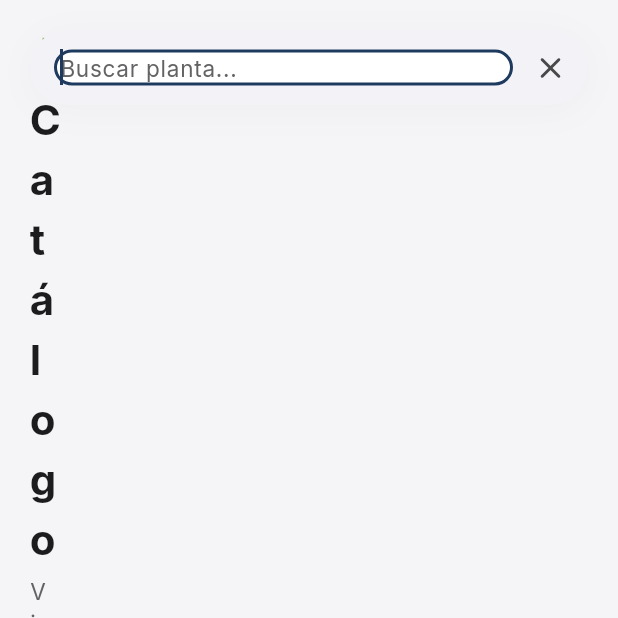
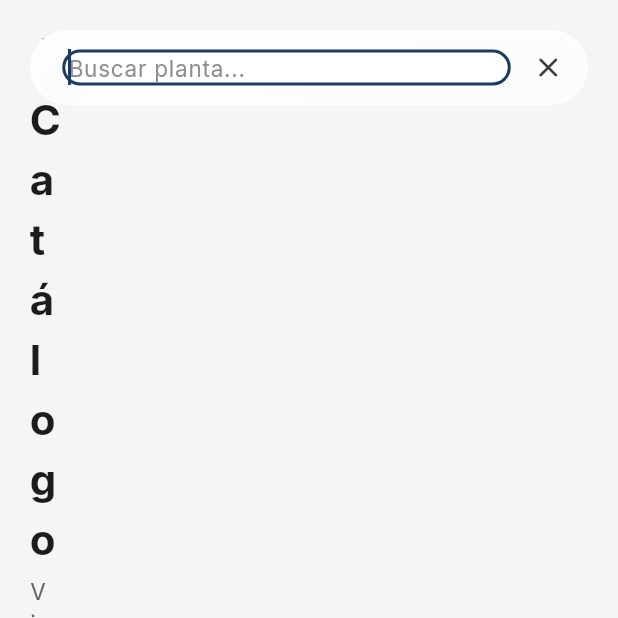
Before and after one commit to UziPech/viveroBalam, a Flutter app: the screen it shows after launch, after a tap on the "search" icon, on a phone screen of 412 x 824 dp, the top half of it. Run offline on Flutter 3.47's test engine with Material 3 defaults, Android fonts, the phone set to English and light mode, and no system bars; drawn by our look-alikes of flutter_animate; our stand-ins replace file_picker, flutter_image_compress, flutter_riverpod, gap, go_router, google_fonts and 4 more; accounts and stored records are empty.

Commit message:
Feat: AnimatedSearchBar con efecto glassmorphism premium

```diff
--- a/lib/core/widgets/animated_search_bar.dart
+++ b/lib/core/widgets/animated_search_bar.dart
@@ -1,7 +1,8 @@
+import 'dart:ui';
 import 'package:flutter/material.dart';
 import '../theme/app_design.dart';
 
-/// Buscador expansible animado estilo iOS
+/// Buscador expansible animado estilo iOS con Glassmorphism
 /// Se expande de un círculo con lupa a una barra de búsqueda completa
 class AnimatedSearchBar extends StatefulWidget {
   final Function(String) onSearch;
@@ -41,7 +42,6 @@ class _AnimatedSearchBarState extends State<AnimatedSearchBar> {
   }
 
   void _onFocusChange() {
-    // Si pierde el foco y no hay texto, colapsar
     if (!_focusNode.hasFocus && _controller.text.isEmpty) {
       setState(() => _isExpanded = false);
     }
@@ -51,12 +51,10 @@ class _AnimatedSearchBarState extends State<AnimatedSearchBar> {
     setState(() {
       _isExpanded = !_isExpanded;
       if (_isExpanded) {
-        // Enfocar el TextField cuando se expande
         Future.delayed(const Duration(milliseconds: 200), () {
           _focusNode.requestFocus();
         });
       } else {
-        // Limpiar y quitar foco cuando se colapsa
         _controller.clear();
         _focusNode.unfocus();
         widget.onSearch('');
@@ -81,18 +79,45 @@ class _AnimatedSearchBarState extends State<AnimatedSearchBar> {
       curve: Curves.easeInOut,
       width: _isExpanded ? widget.expandedWidth : widget.collapsedWidth,
       height: 50,
+      child: ClipRRect(
+        borderRadius: BorderRadius.circular(25),
+        child: BackdropFilter(
+          filter: ImageFilter.blur(sigmaX: 20, sigmaY: 20),
+          child: AnimatedContainer(
+            duration: const Duration(milliseconds: 350),
+            curve: Curves.easeInOut,
             decoration: BoxDecoration(
-        color: AppDesign.gray50,
+              // Fondo glassmorphism - blanco semi-transparente
+              gradient: LinearGradient(
+                begin: Alignment.topLeft,
+                end: Alignment.bottomRight,
+                colors: [
+                  Colors.white.withAlpha(_isExpanded ? 230 : 200),
+                  Colors.white.withAlpha(_isExpanded ? 200 : 180),
+                ],
+              ),
               borderRadius: BorderRadius.circular(25),
-        boxShadow: _isExpanded
-            ? [
+              // Borde brillante premium
+              border: Border.all(
+                color: Colors.white.withAlpha(_isExpanded ? 180 : 120),
+                width: 1.5,
+              ),
+              // Sombra suave
+              boxShadow: [
                 BoxShadow(
-                  color: AppDesign.gray900.withAlpha(8),
-                  blurRadius: 20,
-                  offset: const Offset(0, 4),
+                  color: AppDesign.gray900.withAlpha(_isExpanded ? 20 : 10),
+                  blurRadius: _isExpanded ? 30 : 15,
+                  offset: const Offset(0, 8),
+                  spreadRadius: 0,
                 ),
-              ]
-            : null,
+                // Sombra interior para profundidad
+                BoxShadow(
+                  color: Colors.white.withAlpha(80),
+                  blurRadius: 1,
+                  offset: const Offset(0, -1),
+                  spreadRadius: 0,
+                ),
+              ],
             ),
             child: Row(
               mainAxisAlignment: MainAxisAlignment.end,
@@ -101,15 +126,19 @@ class _AnimatedSearchBarState extends State<AnimatedSearchBar> {
                 if (_isExpanded)
                   Expanded(
                     child: Padding(
-                padding: const EdgeInsets.only(left: 16),
+                      padding: const EdgeInsets.only(left: 20),
                       child: TextField(
                         controller: _controller,
                         focusNode: _focusNode,
                         onChanged: _onSearchChanged,
-                  style: AppDesign.body,
+                        style: AppDesign.body.copyWith(
+                          color: AppDesign.gray900,
+                        ),
                         decoration: InputDecoration(
                           hintText: widget.hintText,
-                    hintStyle: AppDesign.caption,
+                          hintStyle: AppDesign.caption.copyWith(
+                            color: AppDesign.gray400,
+                          ),
                           border: InputBorder.none,
                           isDense: true,
                           contentPadding: EdgeInsets.zero,
@@ -122,25 +151,33 @@ class _AnimatedSearchBarState extends State<AnimatedSearchBar> {
                 if (_isExpanded && _controller.text.isNotEmpty)
                   GestureDetector(
                     onTap: _clearSearch,
-              child: Padding(
-                padding: const EdgeInsets.symmetric(horizontal: 8),
+                    child: Container(
+                      padding: const EdgeInsets.all(8),
                       child: Icon(
                         Icons.close_rounded,
-                  color: AppDesign.gray400,
-                  size: 20,
+                        color: AppDesign.gray500,
+                        size: 18,
                       ),
                     ),
                   ),
 
-          // Botón de búsqueda/lupa
+                // Botón de búsqueda/lupa con efecto glass
                 GestureDetector(
                   onTap: _toggleSearch,
                   child: Container(
                     width: 50,
                     height: 50,
                     decoration: BoxDecoration(
-                color: _isExpanded ? Colors.transparent : AppDesign.gray50,
                       borderRadius: BorderRadius.circular(25),
+                      // Efecto de hover/presionado
+                      gradient: _isExpanded ? null : LinearGradient(
+                        begin: Alignment.topCenter,
+                        end: Alignment.bottomCenter,
+                        colors: [
+                          Colors.white.withAlpha(60),
+                          Colors.white.withAlpha(20),
+                        ],
+                      ),
                     ),
                     child: Center(
                       child: AnimatedSwitcher(
@@ -148,8 +185,8 @@ class _AnimatedSearchBarState extends State<AnimatedSearchBar> {
                         child: Icon(
                           _isExpanded ? Icons.close_rounded : Icons.search_rounded,
                           key: ValueKey(_isExpanded),
-                    color: AppDesign.gray600,
-                    size: 24,
+                          color: AppDesign.gray700,
+                          size: 22,
                         ),
                       ),
                     ),
@@ -157,6 +194,9 @@ class _AnimatedSearchBarState extends State<AnimatedSearchBar> {
                 ),
               ],
             ),
+          ),
+        ),
+      ),
     );
   }
 }
```
Lines whose indentation alone changed are shown as unchanged.
